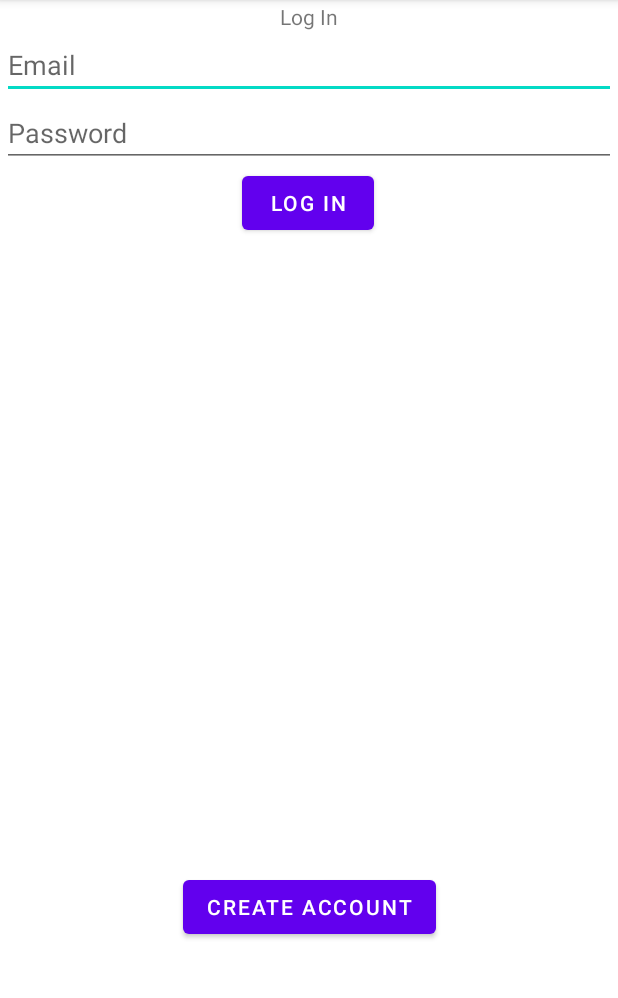
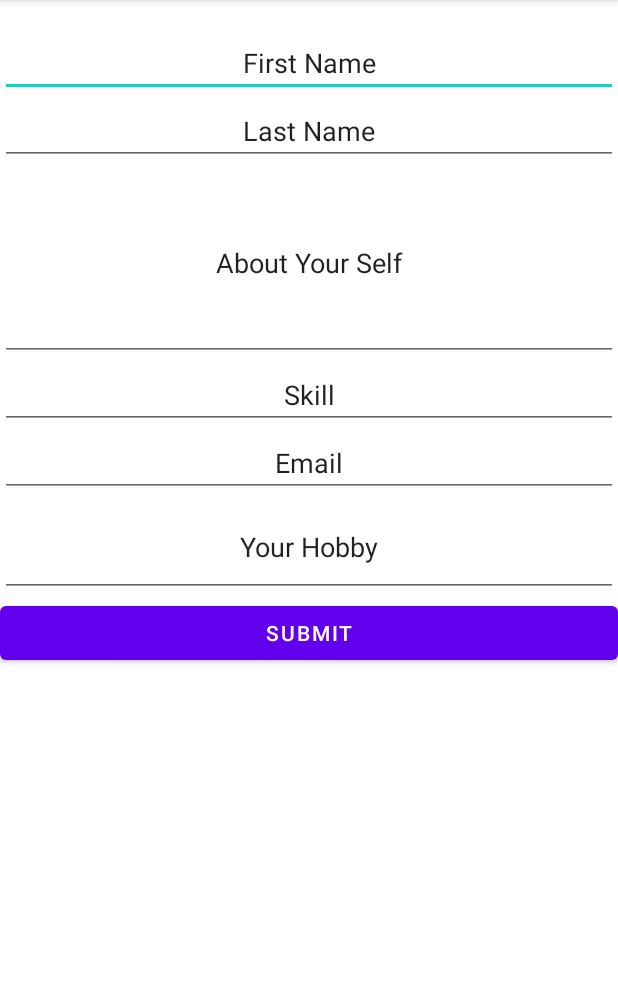
Before and after one commit to dipankar108/Jobly, an Android app: the screen it shows after launch (AccountLog before the commit, UpdateProfileActivity after it), on a phone screen of 412 x 824 dp, the part 84-1082 px from its top. Run offline under Robolectric (Android 15) with nearby library versions, the phone set to English and light mode, and no system bars; our stand-ins replace Firebase (no records; nobody signed in at launch, a user with empty details on screens opened directly); 1 statement that could not run was skipped.

Commit message:
Profile update system added

```diff
--- a/app/src/main/java/com/university_project/jobly/SplashScreen.kt
+++ b/app/src/main/java/com/university_project/jobly/SplashScreen.kt
@@ -9,6 +9,7 @@ import com.google.firebase.auth.ktx.auth
 import com.google.firebase.firestore.ktx.firestore
 import com.google.firebase.ktx.Firebase
 import com.university_project.jobly.accountlog.AccountLog
+import com.university_project.jobly.accountlog.UpdateProfileActivity
 import com.university_project.jobly.client.ClientActivity
 import com.university_project.jobly.databinding.ActivitySplashScreenBinding
 import com.university_project.jobly.employee.EmployeeActivity
@@ -50,7 +51,7 @@ class SplashScreen : AppCompatActivity() {
                         } else {
                             auth.signOut()
                             editor.clear()
-                            startActivity(Intent(this@SplashScreen, AccountLog::class.java))
+                            startActivity(Intent(this@SplashScreen, UpdateProfileActivity::class.java))
                         }
 
                     }
@@ -66,7 +67,7 @@ class SplashScreen : AppCompatActivity() {
                 }
             }
         } else {
-            startActivity(Intent(this@SplashScreen, AccountLog::class.java))
+            startActivity(Intent(this@SplashScreen, UpdateProfileActivity::class.java))
             finish()
         }
 
@@ -74,12 +75,12 @@ class SplashScreen : AppCompatActivity() {
 
     private fun changeActivity(userInfo: String) {
         if (userInfo == "Client") {
-            val intent = Intent(context, AccountLog::class.java)
+            val intent = Intent(context, UpdateProfileActivity::class.java)
             intent.addFlags(Intent.FLAG_ACTIVITY_CLEAR_TOP)
             startActivity(intent)
             finish()
         } else {
-            val intent = Intent(context, AccountLog::class.java)
+            val intent = Intent(context, UpdateProfileActivity::class.java)
             intent.addFlags(Intent.FLAG_ACTIVITY_CLEAR_TOP)
             startActivity(intent)
             finish()
--- a/app/src/main/java/com/university_project/jobly/accountlog/UpdateProfileActivity.kt
+++ b/app/src/main/java/com/university_project/jobly/accountlog/UpdateProfileActivity.kt
@@ -1,12 +1,47 @@
 package com.university_project.jobly.accountlog
 
+import android.os.Bundle
+import android.widget.EditText
+import android.widget.TextView
 import androidx.appcompat.app.AppCompatActivity
-import android.os.Bundle
+import androidx.lifecycle.ViewModelProvider
 import com.university_project.jobly.R
+import com.university_project.jobly.baseviewmodel.BaseViewModel
+import com.university_project.jobly.databinding.ActivityUpdateProfileBinding
 
 class UpdateProfileActivity : AppCompatActivity() {
+    private lateinit var liveData: BaseViewModel
+    private lateinit var isVerifiedView: TextView
+    private lateinit var fname: EditText
+    private lateinit var lname: EditText
+    private lateinit var yourself: EditText
+    private lateinit var email: EditText
+    private lateinit var hobby: EditText
+    private lateinit var binding: ActivityUpdateProfileBinding
     override fun onCreate(savedInstanceState: Bundle?) {
         super.onCreate(savedInstanceState)
         setContentView(R.layout.activity_update_profile)
+        liveData = ViewModelProvider(this)[BaseViewModel::class.java]
+        val sh = getSharedPreferences("userType", MODE_PRIVATE)
+        binding = ActivityUpdateProfileBinding.inflate(layoutInflater)
+        isVerifiedView = findViewById(R.id.tv_up_verifyInfo_id)
+        fname = findViewById(R.id.et_up_fname_id)
+        val userInfo = sh.getString("m_userType", null)
+        if (userInfo == "Client") {
+
+        } else {
+            liveData.getEmployeeProfile().observe(this, { user ->
+                if (user.verify) {
+                    isVerifiedView.text = "You are Verified"
+                } else {
+                    isVerifiedView.text = "You are Unverified"
+                }
+                fname.setText(user.fname)
+                lname.setText(user.lname)
+                yourself.setText(user.aboutYourself)
+                email.setText(user.userPass)
+                hobby.setText(user.hobbyEmp)
+            })
+        }
     }
 }
--- a/app/src/main/java/com/university_project/jobly/baseviewmodel/BaseViewModel.kt
+++ b/app/src/main/java/com/university_project/jobly/baseviewmodel/BaseViewModel.kt
@@ -3,12 +3,18 @@ package com.university_project.jobly.baseviewmodel
 import androidx.lifecycle.LiveData
 import androidx.lifecycle.ViewModel
 import com.university_project.jobly.datamodel.CreatePostModel
+import com.university_project.jobly.datamodel.EmployeeProfileModel
 
 class BaseViewModel : ViewModel() {
     fun getSkill(): LiveData<List<String>> {
         return Repository.getSkill()
     }
-    fun makePost(createPostModel: CreatePostModel){
+
+    fun makePost(createPostModel: CreatePostModel) {
         Repository.createJobPost(createPostModel)
     }
+
+    fun getEmployeeProfile(): LiveData<EmployeeProfileModel> {
+        return Repository.getEmpProfile()
+    }
 }
--- a/app/src/main/java/com/university_project/jobly/baseviewmodel/Repository.kt
+++ b/app/src/main/java/com/university_project/jobly/baseviewmodel/Repository.kt
@@ -12,13 +12,16 @@ import com.google.firebase.ktx.Firebase
 import com.university_project.jobly.client.datamodel.AppliedEmployeeDataModel
 import com.university_project.jobly.datamodel.CallForInterViewDataModel
 import com.university_project.jobly.datamodel.CreatePostModel
+import com.university_project.jobly.datamodel.EmployeeProfileModel
 import com.university_project.jobly.datamodel.PostDataModel
 
 object Repository {
     private val auth = Firebase.auth
     private val dbPost = Firebase.firestore.collection("JobPost")
+    private val dbProfile = Firebase.firestore.collection("User")
     private val myJobPost = mutableSetOf<PostDataModel>()
     private val fabEmpPost = mutableSetOf<PostDataModel>()
+    private val empProfilePost = mutableSetOf<EmployeeProfileModel>()
 
     /** Creating Post **/
     fun createJobPost(createPostModel: CreatePostModel) {
@@ -36,6 +39,14 @@ object Repository {
             mutableLiveData.value = fabEmpPost.toTypedArray().asList()
         }
         return mutableLiveData
+    }
+
+    fun getEmpProfile(): LiveData<EmployeeProfileModel> {
+        val liveData = MutableLiveData<EmployeeProfileModel>()
+        dbProfile.document(Firebase.auth.uid.toString()).get().addOnSuccessListener {
+            liveData.value = it.toObject(EmployeeProfileModel::class.java)
+        }
+        return liveData
     }
 
     /** updating like when user Clicked on the like button **/
--- a/app/src/main/res/layout/activity_update_profile.xml
+++ b/app/src/main/res/layout/activity_update_profile.xml
@@ -9,21 +9,31 @@
     <LinearLayout
         android:layout_width="match_parent"
         android:layout_height="match_parent"
-        android:orientation="vertical">
+        android:orientation="vertical"
+        >
+
+        <TextView
+            android:id="@+id/tv_up_verifyInfo_id"
+            android:layout_width="match_parent"
+            android:layout_height="wrap_content"
+            />
 
         <com.google.android.material.textfield.TextInputEditText
+            android:id="@+id/et_up_fname_id"
             android:layout_width="match_parent"
             android:layout_height="wrap_content"
             android:gravity="center"
             android:text="First Name" />
 
         <com.google.android.material.textfield.TextInputEditText
+            android:id="@+id/et_up_lname_id"
             android:layout_width="match_parent"
             android:layout_height="wrap_content"
             android:gravity="center"
             android:text="Last Name" />
 
         <EditText
+            android:id="@+id/et_up_aboutYourself_id"
             android:layout_width="match_parent"
             android:layout_height="wrap_content"
             android:gravity="center"
@@ -32,27 +42,31 @@
             android:text="About Your Self" />
 
         <AutoCompleteTextView
+            android:id="@+id/et_up_skill_id"
             android:layout_width="match_parent"
             android:layout_height="wrap_content"
             android:gravity="center"
             android:text="Skill" />
 
         <androidx.recyclerview.widget.RecyclerView
+            android:id="@+id/rv_up_skill_id"
             android:layout_width="wrap_content"
             android:layout_height="wrap_content" />
 
         <com.google.android.material.textfield.TextInputEditText
+            android:id="@+id/et_up_email_id"
             android:layout_width="match_parent"
             android:layout_height="wrap_content"
             android:gravity="center"
             android:text="Email" />
 
         <com.google.android.material.textfield.TextInputEditText
+            android:id="@+id/et_up_yourHobby_id"
             android:layout_width="match_parent"
             android:layout_height="wrap_content"
             android:gravity="center"
+            android:maxLines="3"
             android:minLines="2"
-            android:maxLines="3"
             android:text="Your Hobby" />
 
         <com.google.android.material.button.MaterialButton
```
Also changed, not shown: app/src/main/java/com/university_project/jobly/datamodel/EmployeeProfileModel.kt (+12 -12 lines).
